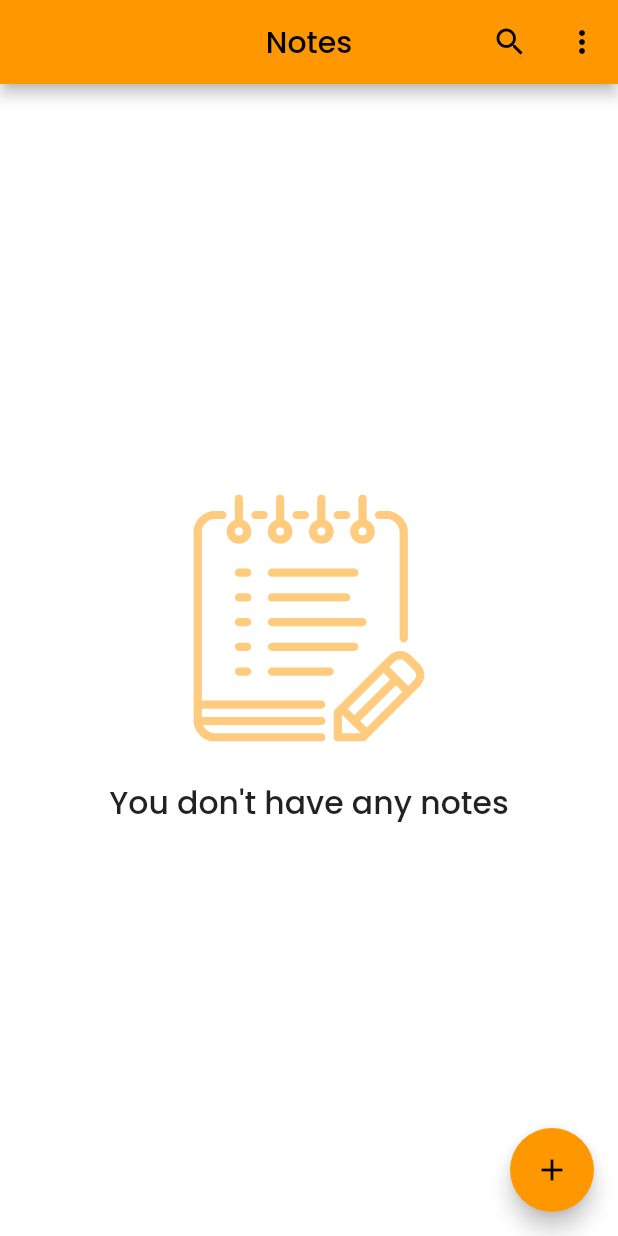
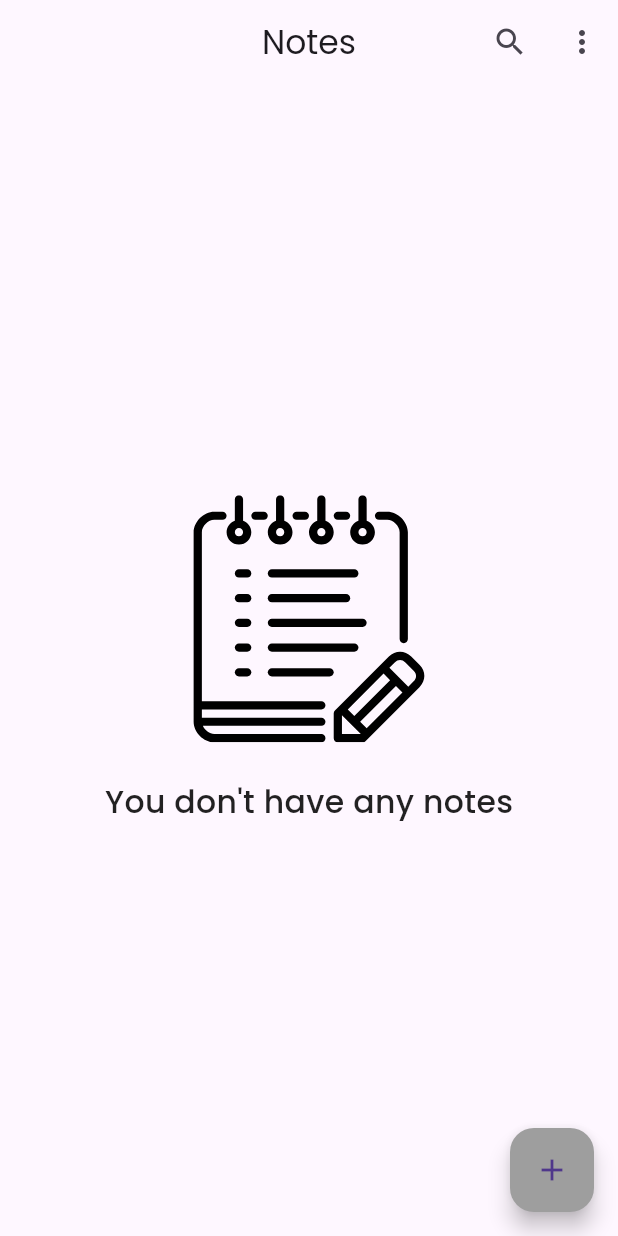
Before and after one commit to taherelzoghby/Notes-APP, a Flutter app: the screen it shows after launch, on a phone screen of 412 x 824 dp. Run offline on Flutter 3.47's test engine with Material 2 defaults, Android fonts, the light colour scheme and no system bars; our stand-ins replace flutter_staggered_animations, flutter_svg, get, google_fonts, share, sqflite; missing offline and left inert: string_stats; accounts and stored records are empty.

Commit message:
convert to material3

```diff
--- a/lib/main.dart
+++ b/lib/main.dart
@@ -21,8 +21,11 @@ class MyApp extends StatelessWidget {
       title: 'Notes',
       debugShowCheckedModeBanner: false,
       theme: ThemeData(
-        primarySwatch: Colors.orange,
+        primarySwatch: Colors.blue,
         textTheme: GoogleFonts.poppinsTextTheme(),
+        floatingActionButtonTheme:
+            FloatingActionButtonThemeData(backgroundColor: Colors.grey),
+        useMaterial3: true,
       ),
       home: home(),
       getPages: [
--- a/lib/views/screens/home.dart
+++ b/lib/views/screens/home.dart
@@ -12,7 +12,6 @@ class home extends StatelessWidget {
   @override
   Widget build(BuildContext context) {
     return Scaffold(
-      backgroundColor: Colors.white70.withOpacity(.9),
       appBar: AppBar(
         title: const Text("Notes"),
         centerTitle: true,
--- a/lib/views/widgets/noTasks.dart
+++ b/lib/views/widgets/noTasks.dart
@@ -19,7 +19,6 @@ class noTasks extends StatelessWidget {
             'assets/images/note.svg',
             semanticsLabel: 'My SVG Image',
             height: MediaQuery.of(context).size.height * .2,
-            color: Colors.orange.withOpacity(.5),
           ),
           const SizedBox(height: 25),
           const Text(
--- a/lib/views/widgets/noteTile.dart
+++ b/lib/views/widgets/noteTile.dart
@@ -28,7 +28,7 @@ class noteTile extends StatelessWidget {
         width: MediaQuery.of(context).size.width * .9,
         decoration: BoxDecoration(
           borderRadius: BorderRadius.circular(23),
-          color: Colors.white,
+          color: Colors.grey.withOpacity(.4),
         ),
         child: Padding(
           padding: const EdgeInsets.symmetric(horizontal: 20, vertical: 5),
```
